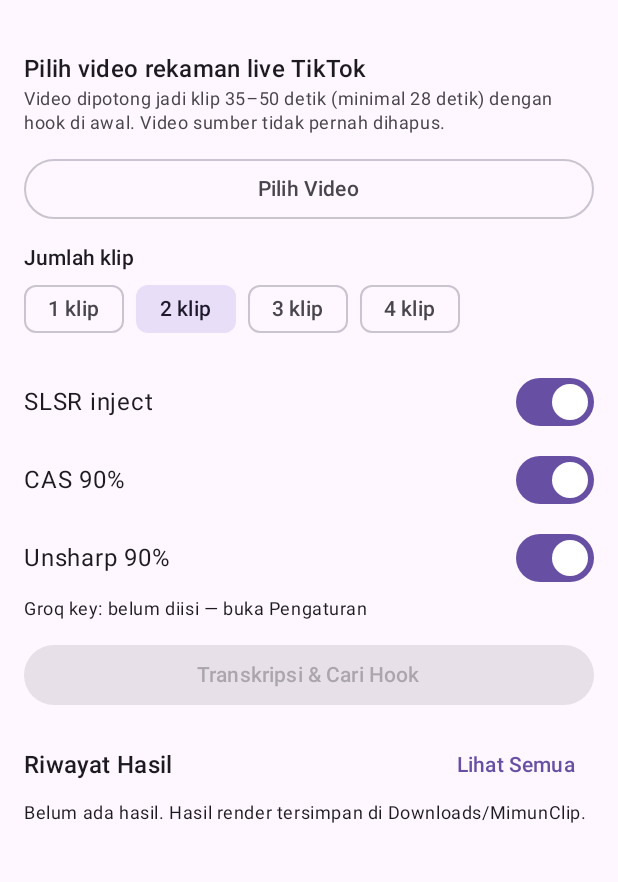
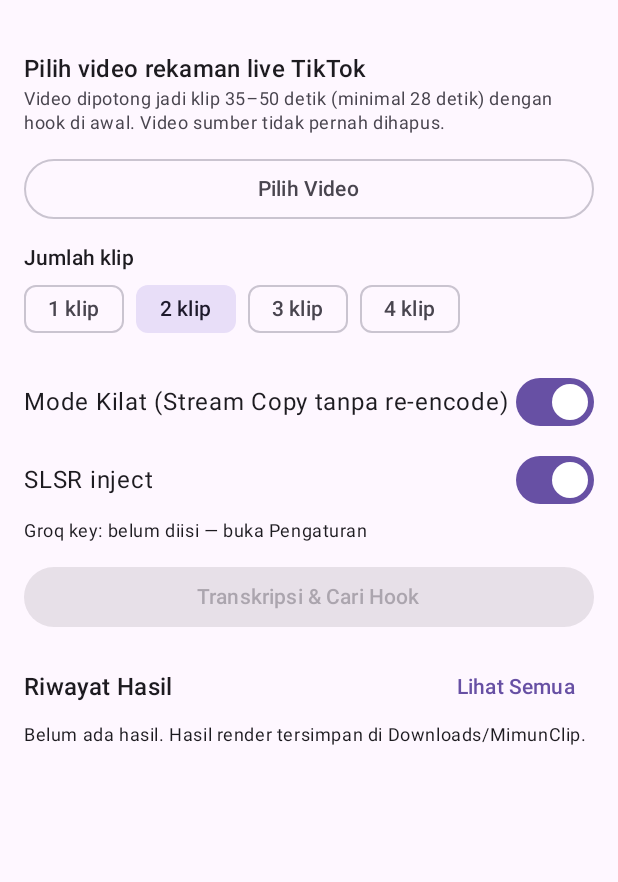
Before and after one commit to mundiah-art/MimunClip, an Android app built with Jetpack Compose: the screen it shows after launch (MainActivity), on a phone screen of 412 x 824 dp, the part 69-951 px from its top. Run offline under Robolectric (Android 15) with nearby library versions, the phone set to English and light mode, and no system bars; libraries missing offline, so code that uses them is left out: com.arthenica.ffmpegkit; pictures from the network do not load.

Commit message:
Tambah Mode Kilat (Stream Copy tanpa re-encode) untuk render instan

```diff
--- a/app/src/main/java/com/mundiah/mimunclip/data/SettingsStore.kt
+++ b/app/src/main/java/com/mundiah/mimunclip/data/SettingsStore.kt
@@ -30,6 +30,7 @@ class SettingsStore(private val context: Context) {
 
     companion object {
         private val KEY_CLIP_COUNT = intPreferencesKey("clip_count")
+        private val KEY_FAST_COPY = booleanPreferencesKey("fast_stream_copy")
         private val KEY_SLSR = booleanPreferencesKey("slsr_enabled")
         private val KEY_CAS = booleanPreferencesKey("cas_enabled")
         private val KEY_UNSHARP = booleanPreferencesKey("unsharp_enabled")
@@ -46,9 +47,10 @@ class SettingsStore(private val context: Context) {
         val theme = prefs[KEY_THEME] ?: "system"
         return RenderSettings(
             clipCount = (prefs[KEY_CLIP_COUNT] ?: 2).coerceIn(1, 4),
+            fastStreamCopy = prefs[KEY_FAST_COPY] ?: true,
             slsrEnabled = prefs[KEY_SLSR] ?: true,
-            casEnabled = prefs[KEY_CAS] ?: true,
-            unsharpEnabled = prefs[KEY_UNSHARP] ?: true,
+            casEnabled = prefs[KEY_CAS] ?: false,
+            unsharpEnabled = prefs[KEY_UNSHARP] ?: false,
             qwenModel = (prefs[KEY_QWEN_MODEL] ?: QwenDefaults.MODEL).ifBlank { QwenDefaults.MODEL },
             qwenFallbackModel = (prefs[KEY_QWEN_FALLBACK] ?: QwenDefaults.FALLBACK_MODEL)
                 .ifBlank { QwenDefaults.FALLBACK_MODEL },
@@ -63,6 +65,7 @@ class SettingsStore(private val context: Context) {
     suspend fun save(settings: RenderSettings) {
         context.dataStore.edit { prefs ->
             prefs[KEY_CLIP_COUNT] = settings.clipCount.coerceIn(1, 4)
+            prefs[KEY_FAST_COPY] = settings.fastStreamCopy
             prefs[KEY_SLSR] = settings.slsrEnabled
             prefs[KEY_CAS] = settings.casEnabled
             prefs[KEY_UNSHARP] = settings.unsharpEnabled
--- a/app/src/main/java/com/mundiah/mimunclip/model/Models.kt
+++ b/app/src/main/java/com/mundiah/mimunclip/model/Models.kt
@@ -55,9 +55,10 @@ data class ClipResult(
 /** Pengaturan render yang dipilih user di layar utama / pengaturan. */
 data class RenderSettings(
     val clipCount: Int = 2,
+    val fastStreamCopy: Boolean = true, // true = potong super cepat tanpa re-encode (-c copy)
     val slsrEnabled: Boolean = true,
-    val casEnabled: Boolean = true,
-    val unsharpEnabled: Boolean = true,
+    val casEnabled: Boolean = false,
+    val unsharpEnabled: Boolean = false,
     val qwenModel: String = QwenDefaults.MODEL,
     val qwenFallbackModel: String = QwenDefaults.FALLBACK_MODEL,
     val darkTheme: Boolean? = null, // null = ikuti sistem
--- a/app/src/main/java/com/mundiah/mimunclip/ui/screens/HomeScreen.kt
+++ b/app/src/main/java/com/mundiah/mimunclip/ui/screens/HomeScreen.kt
@@ -113,10 +113,16 @@ fun HomeScreen(
         }
         item {
             ToggleRow(
+                label = "Mode Kilat (Stream Copy tanpa re-encode)",
+                checked = state.settings.fastStreamCopy,
+                onChange = { onSettingsChange(state.settings.copy(fastStreamCopy = it)) }
+            )
+            ToggleRow(
                 label = "SLSR inject",
                 checked = state.settings.slsrEnabled,
                 onChange = { onSettingsChange(state.settings.copy(slsrEnabled = it)) }
             )
+            if (!state.settings.fastStreamCopy) {
                 ToggleRow(
                     label = "CAS 90%",
                     checked = state.settings.casEnabled,
@@ -127,6 +133,7 @@ fun HomeScreen(
                     checked = state.settings.unsharpEnabled,
                     onChange = { onSettingsChange(state.settings.copy(unsharpEnabled = it)) }
                 )
+            }
             Text(
                 "Groq key: " + if (state.groqKeysMasked.isBlank()) "belum diisi — buka Pengaturan" else state.groqKeysMasked,
                 style = MaterialTheme.typography.bodySmall
```
Also changed, not shown: app/src/main/java/com/mundiah/mimunclip/ui/screens/SettingsScreen.kt (+10 -5 lines), app/src/main/java/com/mundiah/mimunclip/video/FfmpegRenderer.kt (+77 -0 lines). Lines whose indentation alone changed are shown as unchanged.
